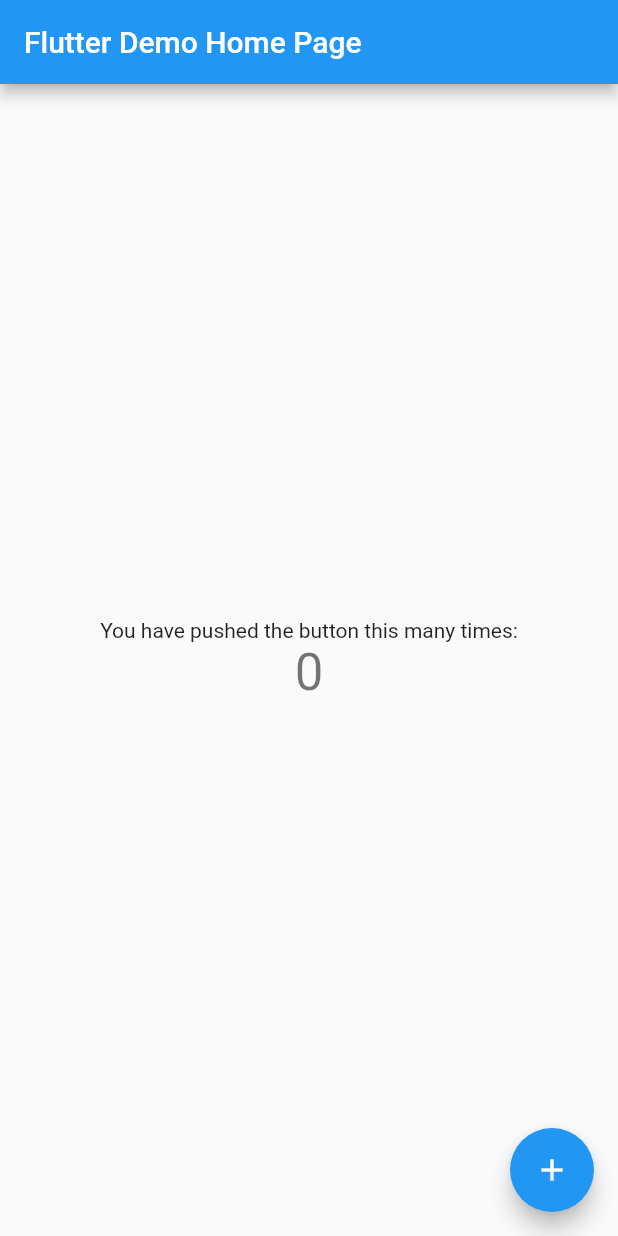
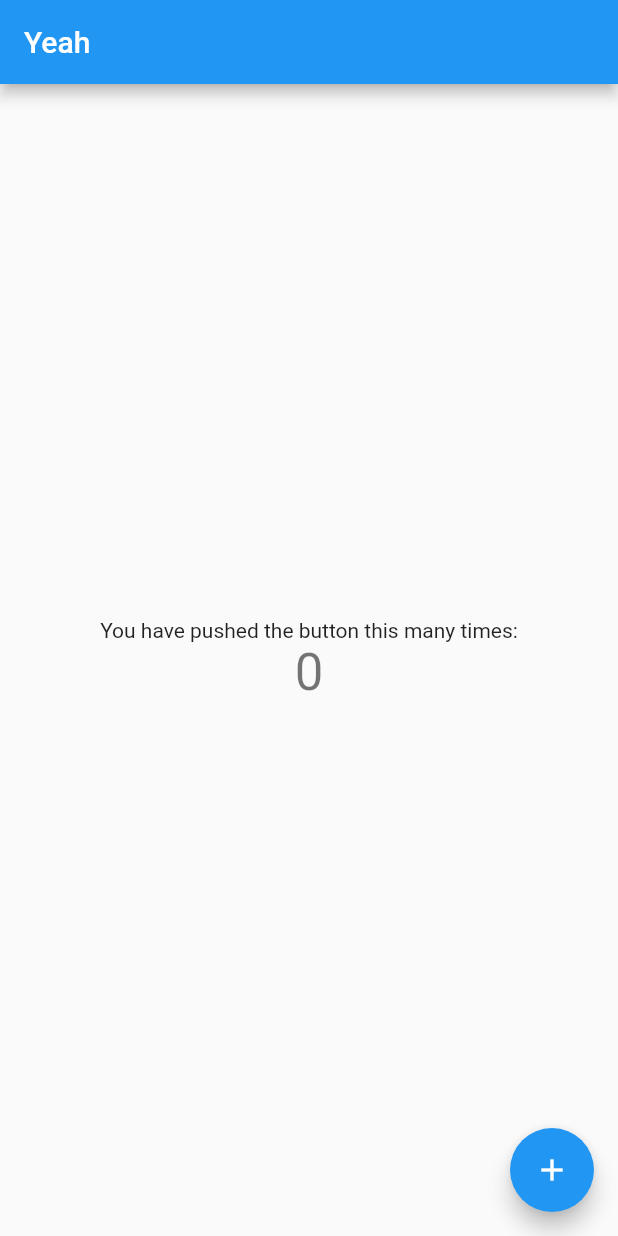
Before and after one commit to Raghav117/ChatApp, a Flutter app: the screen it shows after launch, on a phone screen of 412 x 824 dp. Run offline on Flutter 3.47's test engine with Material 2 defaults, Android fonts, the phone set to English and light mode, and no system bars.

Commit message:
third commit

```diff
--- a/lib/main.dart
+++ b/lib/main.dart
@@ -20,7 +20,7 @@ class MyApp extends StatelessWidget {
         // is not restarted.
         primarySwatch: Colors.blue,
       ),
-      home: MyHomePage(title: 'Flutter Demo Home Page')
+      home: MyHomePage(title: 'Yeah')
     );
   }
 }
```
